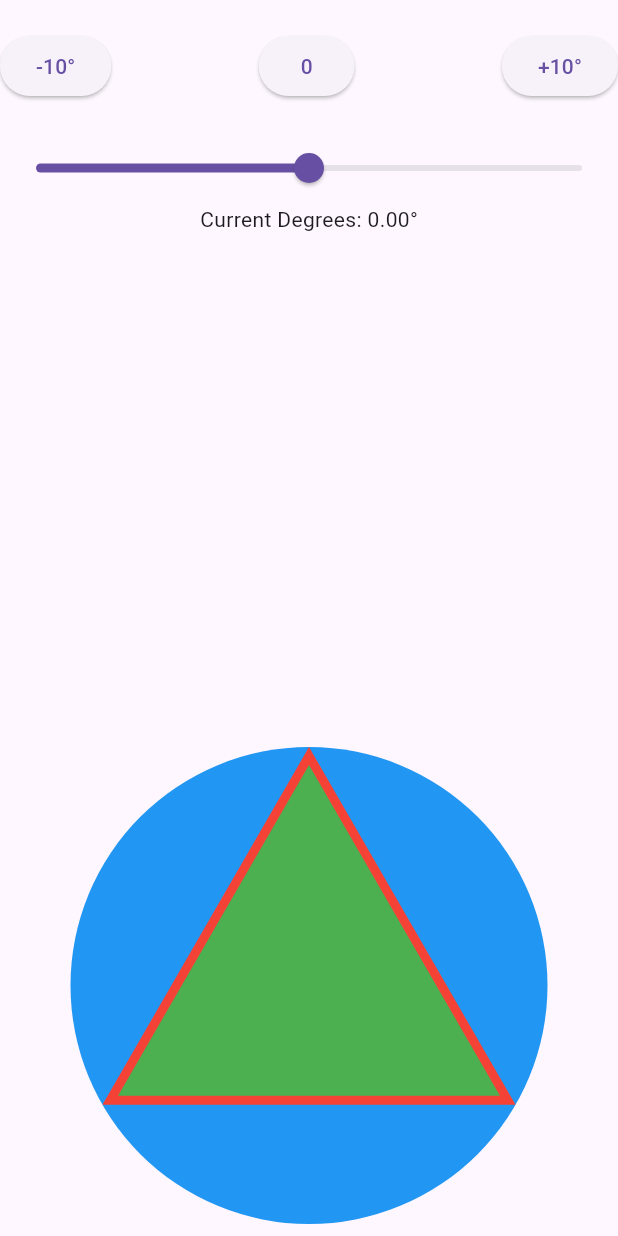
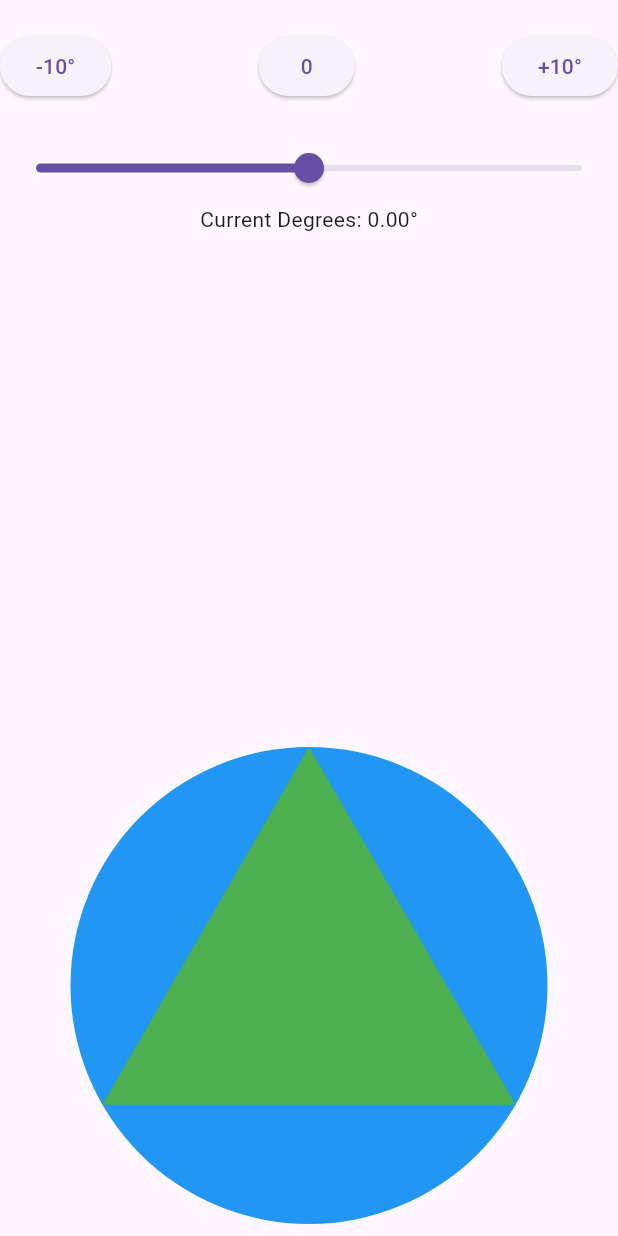
Before and after one commit to ozaitsev-source/test_task, a Flutter app: the ControlBar widget shown alone on an empty page, opened directly, on a phone screen of 412 x 824 dp. Run offline on Flutter 3.47's test engine with Material 3 defaults, Android fonts, the light colour scheme and no system bars; our stand-ins replace flutter_bloc.

Commit message:
fix: make code readable

```diff
--- a/lib/main.dart
+++ b/lib/main.dart
@@ -7,5 +7,5 @@ import 'package:my_test_app/cubit/triangle_rotation_cubit.dart';
 
 void main() {
   debugRepaintRainbowEnabled = true;
-  runApp(MaterialApp(home: BlocProvider(create: (context) => TriangleRotationCubit(), child: const TestTaskScreen())));
+  runApp(MaterialApp(home: BlocProvider(create: (context) => TriangleRotationCubit(), child: const MainScreen())));
 }
--- a/lib/screens/main_screen.dart
+++ b/lib/screens/main_screen.dart
@@ -3,15 +3,10 @@ import 'package:flutter/material.dart';
 import 'package:my_test_app/widgets/main_image.dart';
 import 'package:my_test_app/widgets/control_bar.dart';
 
-class TestTaskScreen extends StatefulWidget {
-  const TestTaskScreen({super.key});
-  @override
-  State<TestTaskScreen> createState() => _TestTaskScreenState();
-}
-
-class _TestTaskScreenState extends State<TestTaskScreen> {
+class MainScreen extends StatelessWidget {
+  const MainScreen({super.key});
   @override
   Widget build(BuildContext context) {
-    return Scaffold(body: Row(children: [const MainImage(), Expanded(child: const ControlBar())]));
+    return const Scaffold(body: Row(children: [MainImage(), Expanded(child: ControlBar())]));
   }
 }
--- a/lib/widgets/control_bar.dart
+++ b/lib/widgets/control_bar.dart
@@ -14,15 +14,20 @@ class ControlBar extends StatelessWidget {
       child: Column(
         mainAxisAlignment: MainAxisAlignment.spaceBetween,
         children: [
-          // Кнопки
           const SizedBox(height: 20),
+
           RepaintBoundary(
             child: Row(
               mainAxisAlignment: MainAxisAlignment.spaceBetween,
-              children: [setStep(context, '-10°', -math.pi / 18), setZero(context), setStep(context, '+10°', math.pi / 18)],
+              children: [
+                _buildStepButton(context, '-10°', -math.pi / 18),
+                _buildZeroButoon(context),
+                _buildStepButton(context, '+10°', math.pi / 18),
+              ],
             ),
           ),
           const SizedBox(height: 20),
+
           Expanded(
             child: BlocBuilder<TriangleRotationCubit, double>(
               buildWhen: (previous, current) {
@@ -34,7 +39,6 @@ class ControlBar extends StatelessWidget {
                   (context, rotationAngle) => Column(
                     mainAxisAlignment: MainAxisAlignment.spaceBetween,
                     children: [
-                      // Слайдер
                       RepaintBoundary(
                         child: Slider(
                           value: rotationAngle,
@@ -42,13 +46,12 @@ class ControlBar extends StatelessWidget {
                           max: math.pi,
                           onChanged: (value) {
                             context.read<TriangleRotationCubit>().setRotation(value);
-                            //  BlocProvider.of<TriangleRotationCubit>(context).setRotation(value); // Рекомендований метод?
                           },
                         ),
                       ),
                       Text('Current Degrees: ${(rotationAngle * 180 / math.pi).toStringAsFixed(2)}°'),
                       const Spacer(),
-                      // Фігури
+
                       Expanded(
                         child: AspectRatio(
                           aspectRatio: 1,
@@ -64,7 +67,7 @@ class ControlBar extends StatelessWidget {
     );
   }
 
-  Widget setStep(BuildContext context, String text, double step) {
+  Widget _buildStepButton(BuildContext context, String text, double step) {
     return ElevatedButton(
       onPressed: () {
         context.read<TriangleRotationCubit>().setStep(step);
@@ -73,7 +76,7 @@ class ControlBar extends StatelessWidget {
     );
   }
 
-  Widget setZero(BuildContext context) {
+  Widget _buildZeroButoon(BuildContext context) {
     return ElevatedButton(
       onPressed: () {
         context.read<TriangleRotationCubit>().setZero();
--- a/lib/widgets/figures.dart
+++ b/lib/widgets/figures.dart
@@ -4,21 +4,23 @@ import 'dart:math' as math;
 class Figures extends StatelessWidget {
   const Figures({super.key, required this.angle});
   final double angle;
+
   @override
   Widget build(BuildContext context) {
-    return Container(child: CustomPaint(painter: MyPainter(angle)));
+    return CustomPaint(painter: MyPainter(angle));
   }
 }
 
 class MyPainter extends CustomPainter {
   MyPainter(this.angle);
+
   final double angle;
   final double angleOffset = math.pi / 2;
+
   @override
   void paint(Canvas canvas, Size size) {
     final center = size.center(Offset.zero);
     final radius = math.min(size.width, size.height) / 2;
-    final radiusWithPadding = radius - 12;
     final circle =
         Paint()
           ..color = Colors.blue
@@ -33,33 +35,19 @@ class MyPainter extends CustomPainter {
         Paint()
           ..color = Colors.green
           ..style = PaintingStyle.fill;
-    final trianglePath =
-        Path()
-          ..moveTo(radiusWithPadding * math.cos(-angleOffset), radiusWithPadding * math.sin(-angleOffset))
-          ..lineTo(radiusWithPadding * math.cos(math.pi * 2 / 3 - angleOffset), radiusWithPadding * math.sin(math.pi * 2 / 3 - angleOffset))
-          ..lineTo(radiusWithPadding * math.cos(math.pi * 4 / 3 - angleOffset), radiusWithPadding * math.sin(math.pi * 4 / 3 - angleOffset))
-          ..close();
-
-    final triangleElse =
-        Paint()
-          ..color = Colors.red
-          ..style = PaintingStyle.fill;
-    final pathElse = Path();
+    final trianglePath = Path();
     for (int i = 0; i < 3; i++) {
       final vertex = -angleOffset + (i * math.pi * 2 / 3);
       final x = radius * math.cos(vertex);
       final y = radius * math.sin(vertex);
       if (i == 0) {
-        pathElse.moveTo(x, y);
+        trianglePath.moveTo(x, y);
       } else {
-        pathElse.lineTo(x, y);
+        trianglePath.lineTo(x, y);
       }
     }
-    pathElse.close();
-
-    canvas.drawPath(pathElse, triangleElse);
+    trianglePath.close();
     canvas.drawPath(trianglePath, triangle);
-
     canvas.restore();
   }
 
```
